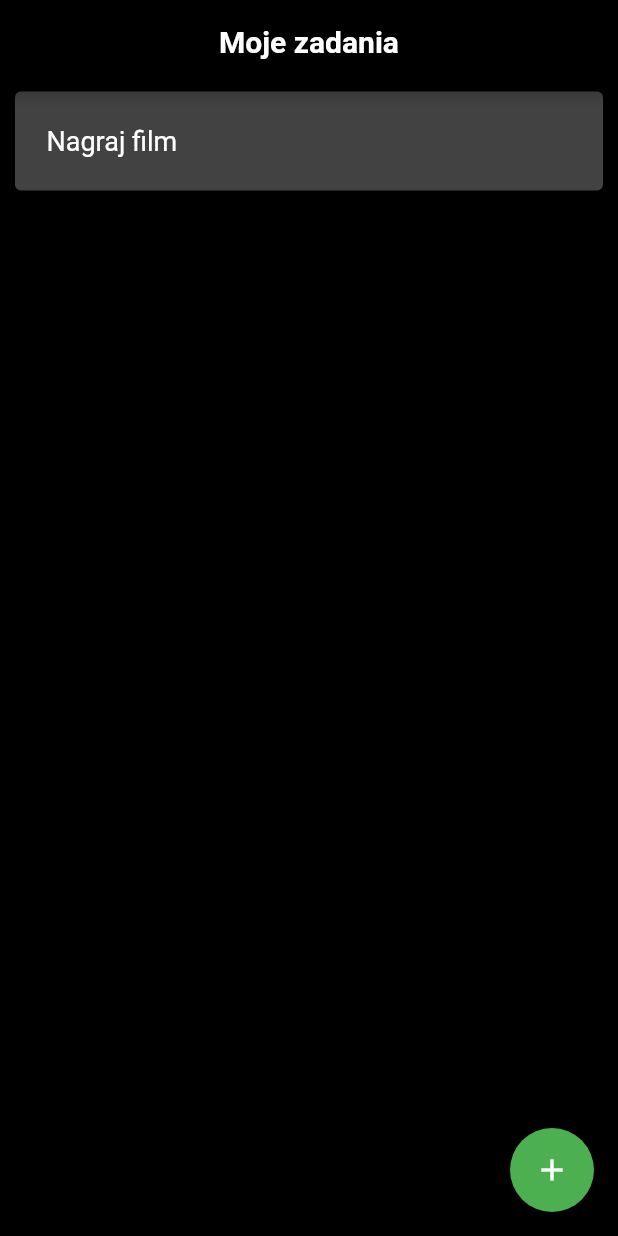
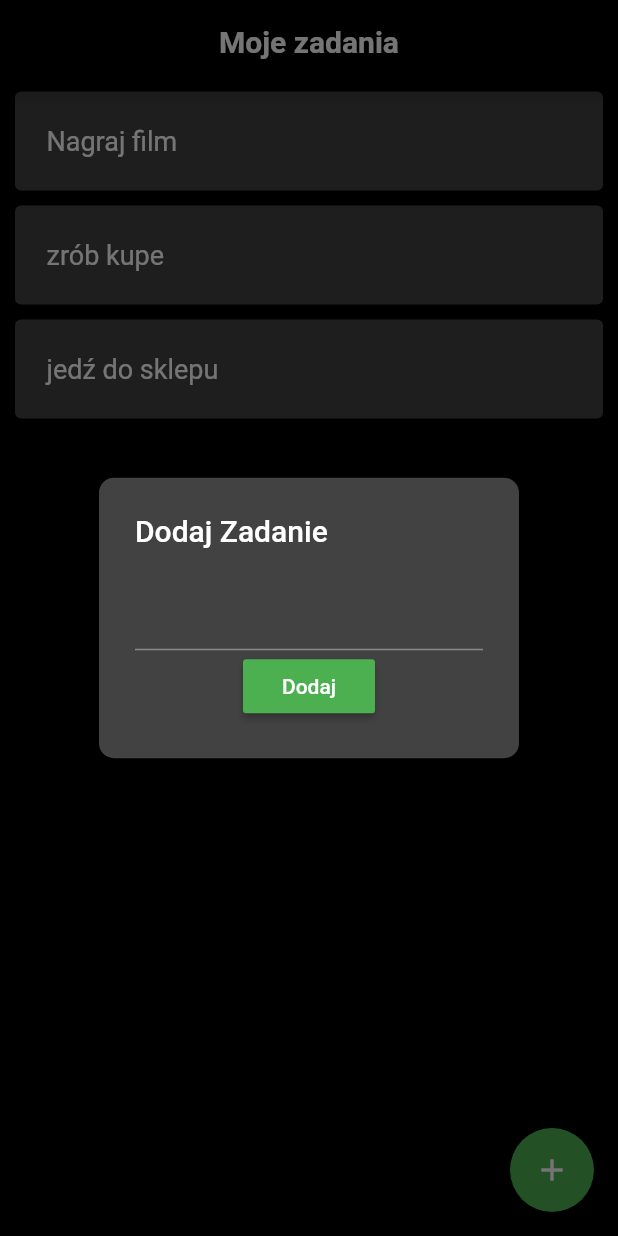
Before and after one commit to MichalWolanin/ToDoList, a Flutter app: the screen it shows after launch, after a tap on the "add" icon, on a phone screen of 412 x 824 dp. Run offline on Flutter 3.47's test engine with Material 2 defaults, Android fonts, the phone set to English and light mode, and no system bars; Roboto replaces fonts that are missing (Ralewa, Raleway).

Commit message:
Dodalem pole do wpisywania zadan

```diff
--- a/lib/todoui.dart
+++ b/lib/todoui.dart
@@ -6,6 +6,37 @@ class todoui extends StatefulWidget {
 }
 
 class _todouiState extends State<todoui> {
+
+  void showalertdialog(){
+    showDialog(
+      context: context,
+      builder: (context) => AlertDialog(
+        shape: RoundedRectangleBorder(
+          borderRadius: BorderRadius.circular(10.0),
+        ),
+        title: Text(
+          "Dodaj Zadanie",
+        ),
+        content: Column(
+          mainAxisSize: MainAxisSize.min,
+          children: <Widget>[
+            TextField(),
+            Column(
+              children: <Widget>[
+                RaisedButton(
+                  onPressed: (){},
+                  color: Colors.green,
+                  child: Text(
+                    "Dodaj",
+                  ),
+                ),
+              ],
+            )
+          ],
+        ),
+      ),
+    );
+  }
 
   Widget mycard(String zadanie){
     return Card(
@@ -34,7 +65,7 @@ class _todouiState extends State<todoui> {
   Widget build(BuildContext context) {
     return Scaffold(
       floatingActionButton: FloatingActionButton(
-        onPressed: (){},
+        onPressed: showalertdialog,
         child:  Icon(Icons.add, color: Colors.white),
         backgroundColor: Colors.green,
       ),
@@ -54,6 +85,8 @@ class _todouiState extends State<todoui> {
         child: Column(
           children: <Widget>[
             mycard('Nagraj film'),
+            mycard('zrób kupe'),
+            mycard('jedź do sklepu')
            ]
         ),
       ),
```
